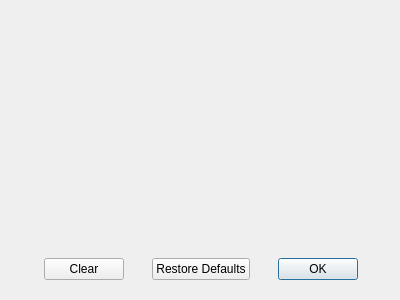
This is src/dialogs/inputs_multiaxis.ui in npwoods/bletchmame as Qt 5 draws it before an edit. The edited form follows.
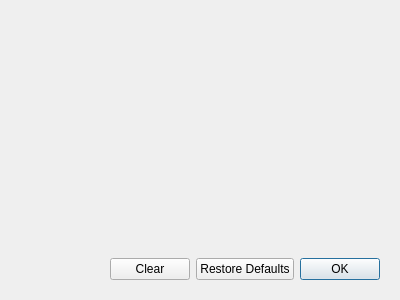
This is the edited form.

Commit message: Cosmetic improvements to various dialogs

```diff
--- a/src/dialogs/inputs_multiaxis.ui
+++ b/src/dialogs/inputs_multiaxis.ui
@@ -32,14 +32,50 @@
        <verstretch>0</verstretch>
       </sizepolicy>
      </property>
-     <property name="layoutDirection">
-      <enum>Qt::RightToLeft</enum>
-     </property>
      <layout class="QHBoxLayout" name="horizontalLayout">
+      <item>
+       <spacer name="horizontalSpacer">
+        <property name="orientation">
+         <enum>Qt::Horizontal</enum>
+        </property>
+        <property name="sizeHint" stdset="0">
+         <size>
+          <width>40</width>
+          <height>20</height>
+         </size>
+        </property>
+       </spacer>
+      </item>
+      <item>
+       <widget class="QPushButton" name="clearButton">
+        <property name="sizePolicy">
+         <sizepolicy hsizetype="Fixed" vsizetype="Fixed">
+          <horstretch>0</horstretch>
+          <verstretch>0</verstretch>
+         </sizepolicy>
+        </property>
+        <property name="text">
+         <string>Clear</string>
+        </property>
+       </widget>
+      </item>
+      <item>
+       <widget class="QPushButton" name="restoreDefaultsButton">
+        <property name="sizePolicy">
+         <sizepolicy hsizetype="Fixed" vsizetype="Fixed">
+          <horstretch>0</horstretch>
+          <verstretch>0</verstretch>
+         </sizepolicy>
+        </property>
+        <property name="text">
+         <string>Restore Defaults</string>
+        </property>
+       </widget>
+      </item>
       <item>
        <widget class="QDialogButtonBox" name="buttonBox">
         <property name="sizePolicy">
-         <sizepolicy hsizetype="Fixed" vsizetype="Minimum">
+         <sizepolicy hsizetype="Fixed" vsizetype="Fixed">
           <horstretch>0</horstretch>
           <verstretch>0</verstretch>
          </sizepolicy>
@@ -52,32 +88,6 @@
         </property>
        </widget>
       </item>
-      <item>
-       <widget class="QPushButton" name="restoreDefaultsButton">
-        <property name="sizePolicy">
-         <sizepolicy hsizetype="Fixed" vsizetype="Minimum">
-          <horstretch>0</horstretch>
-          <verstretch>0</verstretch>
-         </sizepolicy>
-        </property>
-        <property name="text">
-         <string>Restore Defaults</string>
-        </property>
-       </widget>
-      </item>
-      <item>
-       <widget class="QPushButton" name="clearButton">
-        <property name="sizePolicy">
-         <sizepolicy hsizetype="Fixed" vsizetype="Minimum">
-          <horstretch>0</horstretch>
-          <verstretch>0</verstretch>
-         </sizepolicy>
-        </property>
-        <property name="text">
-         <string>Clear</string>
-        </property>
-       </widget>
-      </item>
      </layout>
     </widget>
    </item>
```
The commit also changes 4 other files.
